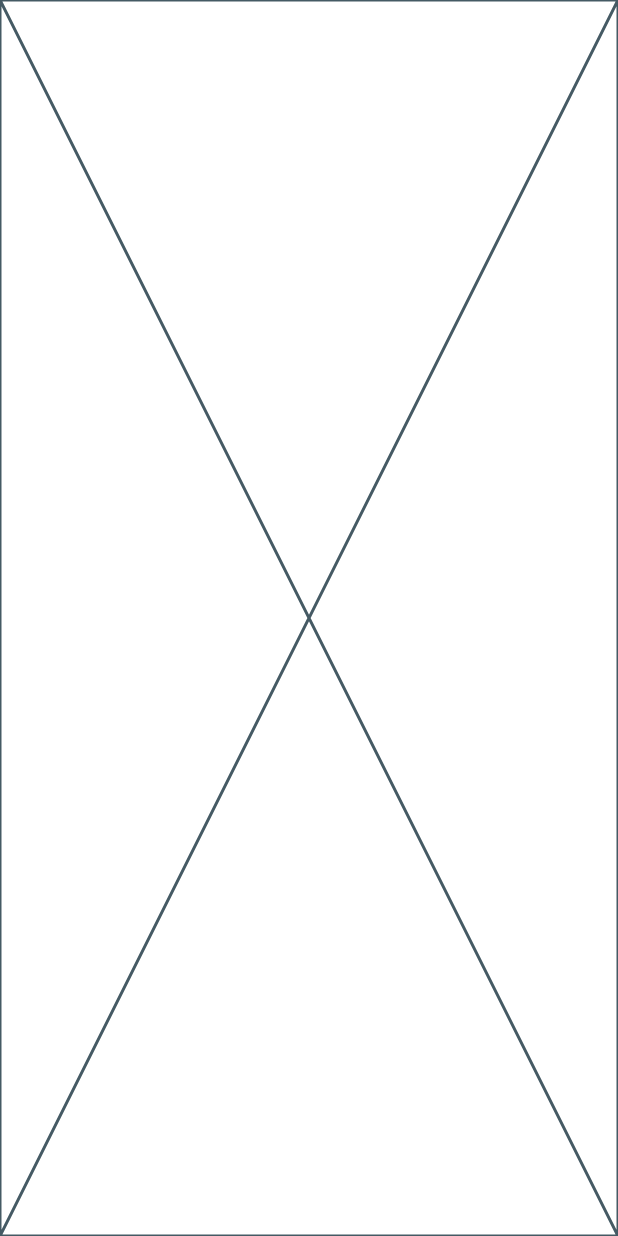
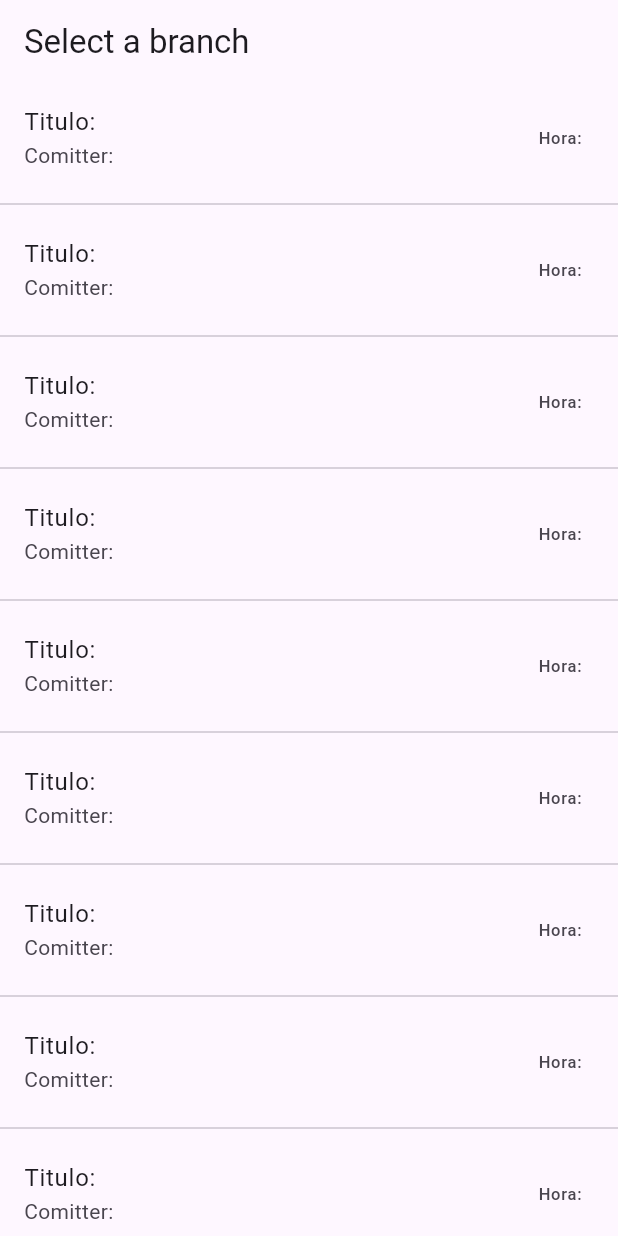
Before and after one commit to DonWirson/mvp-git-history, a Flutter app: the screen it shows after launch, on a phone screen of 412 x 824 dp. Run offline on Flutter 3.47's test engine with Material 3 defaults, Android fonts, the phone set to English and light mode, and no system bars.

Commit message:
Adds env and main page

```diff
--- a/lib/main.dart
+++ b/lib/main.dart
@@ -1,4 +1,5 @@
 import 'package:flutter/material.dart';
+import 'package:git_history/views/main/main_page.dart';
 
 void main() {
   runApp(const MyApp());
@@ -15,16 +16,7 @@ class MyApp extends StatelessWidget {
         colorScheme: ColorScheme.fromSeed(seedColor: Colors.deepPurple),
         useMaterial3: true,
       ),
-      home: const MainPAge(),
+      home: const MainPage(),
     );
   }
 }
-
-class MainPAge extends StatelessWidget {
-  const MainPAge({super.key});
-
-  @override
-  Widget build(BuildContext context) {
-    return const Placeholder();
-  }
-}
--- /dev/null
+++ b/lib/views/main/main_page.dart
@@ -0,0 +1,27 @@
+import 'package:flutter/material.dart';
+
+class MainPage extends StatelessWidget {
+  const MainPage({super.key});
+
+  @override
+  Widget build(BuildContext context) {
+    return Scaffold(
+      appBar: AppBar(
+        title: const Text("Select a branch"),
+      ),
+      body: ListView.separated(
+        itemCount: 20,
+        itemBuilder: (context, index) {
+          return const ListTile(
+            title: Text("Titulo:"),
+            subtitle: Text("Comitter:"),
+            trailing: Text("Hora:"),
+          );
+        },
+        separatorBuilder: (context, index) {
+          return const Divider();
+        },
+      ),
+    );
+  }
+}
```
Also changed, not shown: 1 other file.
